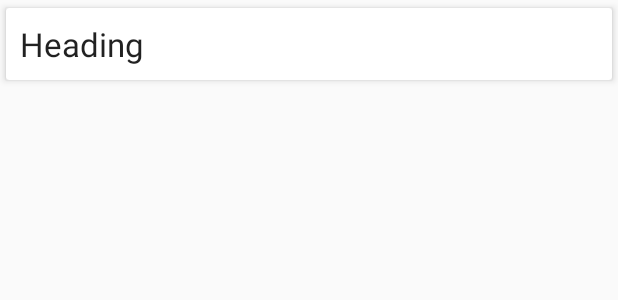
After one commit to nolit1/Collaborationworldofteamcraft, an Android app: the layout list_item.xml on its own in the app's theme, with its tools: preview values and no code run, on a phone screen of 412 x 824 dp. The commit adds this screen. Shown: the top 300 px of the screen. Run offline under Robolectric (Android 15) with nearby library versions, the phone set to English and light mode, and no system bars.

Commit message:
То, с чем в первую очередь надо работать: -классы, там все нужные -content_main.xml Это главная страница,список, там комменты оставил

```diff
--- a/app/build.gradle
+++ b/app/build.gradle
@@ -22,8 +22,10 @@ dependencies {
     implementation fileTree(dir: 'libs', include: ['*.jar'])
     implementation 'com.android.support:appcompat-v7:26.1.0'
     implementation 'com.android.support:design:26.1.0'
-    implementation 'com.android.support.constraint:constraint-layout:1.0.2'
+    implementation 'com.android.support.constraint:constraint-layout:1.1.0'
     testImplementation 'junit:junit:4.12'
     androidTestImplementation 'com.android.support.test:runner:1.0.1'
     androidTestImplementation 'com.android.support.test.espresso:espresso-core:3.0.1'
+    implementation 'com.android.support:recyclerview-v7:26.1.0'
+    implementation 'com.android.support:cardview-v7:26.1.0'
 }
--- a/app/src/main/res/layout/activity_main.xml
+++ b/app/src/main/res/layout/activity_main.xml
@@ -6,7 +6,8 @@
     android:layout_width="match_parent"
     android:layout_height="match_parent"
     android:fitsSystemWindows="true"
-    tools:openDrawer="start">
+    tools:openDrawer="start"
+    >
 
     <include
         layout="@layout/app_bar_main"
--- a/app/src/main/res/layout/app_bar_main.xml
+++ b/app/src/main/res/layout/app_bar_main.xml
@@ -14,9 +14,10 @@
         <android.support.v7.widget.Toolbar
             android:id="@+id/toolbar"
             android:layout_width="match_parent"
-            android:layout_height="?attr/actionBarSize"
-            android:background="?attr/colorPrimary"
+            android:layout_height="wrap_content"
+            android:background="@color/cardview_dark_background"
             app:popupTheme="@style/AppTheme.PopupOverlay" />
+
 
     </android.support.design.widget.AppBarLayout>
 
--- /dev/null
+++ b/app/src/main/res/layout/list_item.xml
@@ -0,0 +1,44 @@
+<?xml version="1.0" encoding="utf-8"?>
+<android.support.constraint.ConstraintLayout
+    xmlns:android="http://schemas.android.com/apk/res/android" android:layout_width="match_parent"
+    android:layout_height="match_parent">
+
+    <!--Элемент в списке, пока тут только заголовок, но добавлю еще фотку,
+    категорию и создателя-->
+
+    <android.support.v7.widget.CardView xmlns:card_view="http://schemas.android.com/apk/res-auto"
+        android:layout_width="match_parent"
+        android:layout_height="wrap_content"
+        android:layout_gravity="center"
+        card_view:cardElevation="3dp"
+        card_view:cardUseCompatPadding="true">
+
+        <LinearLayout
+            android:layout_width="match_parent"
+            android:layout_height="wrap_content"
+            android:orientation="vertical"
+            android:padding="@dimen/cardview_compat_inset_shadow">
+
+
+            <!--<ImageView-->
+                <!--android:id="@+id/imageView"-->
+                <!--android:layout_width="match_parent"-->
+                <!--android:layout_height="match_parent"-->
+                <!--android:scaleType="fitStart"/>-->
+
+            <TextView
+                android:id="@+id/textViewHead"
+                android:layout_width="match_parent"
+                android:layout_height="wrap_content"
+                android:text="Heading"
+                android:layout_margin="8dp"
+                android:textAppearance="@style/Base.TextAppearance.AppCompat.Large" />
+
+
+
+        </LinearLayout>
+
+
+    </android.support.v7.widget.CardView>
+
+</android.support.constraint.ConstraintLayout>
--- a/app/src/main/res/layout/nav_header_main.xml
+++ b/app/src/main/res/layout/nav_header_main.xml
@@ -10,7 +10,8 @@
     android:paddingLeft="@dimen/activity_horizontal_margin"
     android:paddingRight="@dimen/activity_horizontal_margin"
     android:paddingTop="@dimen/activity_vertical_margin"
-    android:theme="@style/ThemeOverlay.AppCompat.Dark">
+
+    android:theme="@android:style/Theme.Black.NoTitleBar">
 
     <ImageView
         android:id="@+id/imageView"
--- a/build.gradle
+++ b/build.gradle
@@ -7,11 +7,12 @@ buildscript {
         jcenter()
     }
     dependencies {
-        classpath 'com.android.tools.build:gradle:3.0.1'
+        classpath 'com.android.tools.build:gradle:3.1.1'
 
 
         // NOTE: Do not place your application dependencies here; they belong
         // in the individual module build.gradle files
+        //classpath 'com.google.gms:google-services:3.2.0'
     }
 }
 
```
Also changed, not shown: app/src/main/java/com/example/nolit/collaborationworldofteamcraft/ListItem.java (added, +27 -0 lines), app/src/main/java/com/example/nolit/collaborationworldofteamcraft/MainActivity.java (+28 -0 lines), app/src/main/java/com/example/nolit/collaborationworldofteamcraft/MyAdapter.java (added, +63 -0 lines), app/src/main/res/layout/content_main.xml (+18 -8 lines), app/src/main/res/layout/new_post.xml (added, +10 -0 lines), app/src/main/res/layout/single.xml (added, +20 -0 lines), gradle/wrapper/gradle-wrapper.properties.
